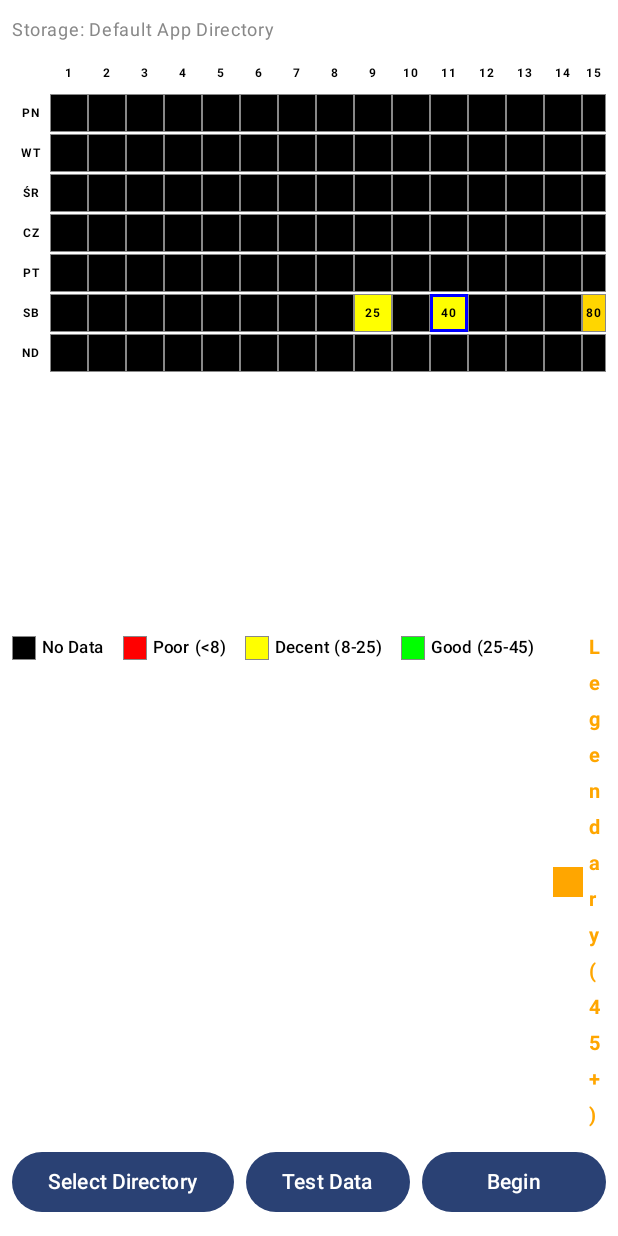
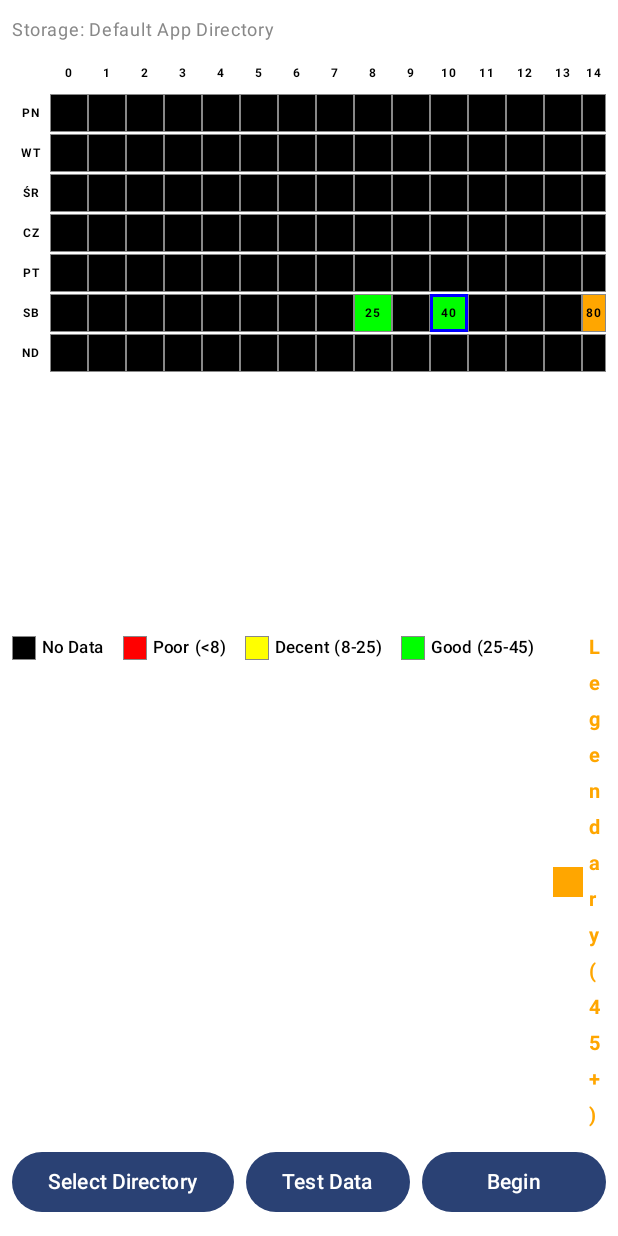
Before and after one commit to titaniummachine1/BoltAssist, an Android app built with Jetpack Compose: the @Preview function DefaultPreview, on a phone screen of 412 x 824 dp. Run offline under Robolectric (Android 15) with nearby library versions, the light colour scheme and no system bars.

Commit message:
app/src/main/java/com/example/boltassist/MainActivity: anoying fixes

```diff
--- a/app/src/main/java/com/example/boltassist/MainActivity.kt
+++ b/app/src/main/java/com/example/boltassist/MainActivity.kt
@@ -236,7 +236,7 @@ fun WeeklyEarningsGrid() {
                     contentAlignment = Alignment.Center
                 ) {
                     Text(
-                        text = "${hour + 1}",
+                        text = "${hour}",
                         fontSize = 8.sp,
                         fontWeight = FontWeight.Bold,
                         color = Color.Black
@@ -281,11 +281,11 @@ fun SimpleGridCell(earnings: Double, isCurrentTime: Boolean) {
     // Simple color calculation
     val backgroundColor = when {
         earnings == 0.0 -> Color.Black // No data
-        earnings >= 80.0 -> Color(1f, 0.84f, 0f) // LEGENDARY - Gold
-        earnings >= 45.0 -> Color.Green // Good
-        earnings >= 25.0 -> Color.Yellow // Decent
-        earnings >= 8.0 -> Color.Red // Poor
-        else -> Color(0.5f, 0f, 0f) // Very Poor - Dark Red
+        earnings >= 45.0 -> Color(1f, 0.65f, 0f) // Legendary (45+)
+        earnings >= 25.0 -> Color.Green // Good (25-45)
+        earnings >= 8.0 -> Color.Yellow // Decent (8-25)
+        earnings > 0.0 -> Color.Red // Poor (<8)
+        else -> Color.Black // fallback
     }
 
     // Consistent sizing and borders for all cells
```
